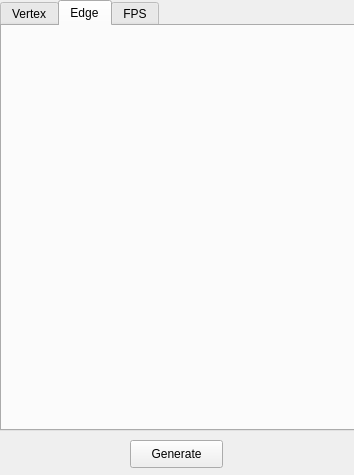
This is resource/gui/RealTimeDialog.ui in dthung1602/NetworkVisualization as Qt 5 draws it before an edit. The edited form follows.
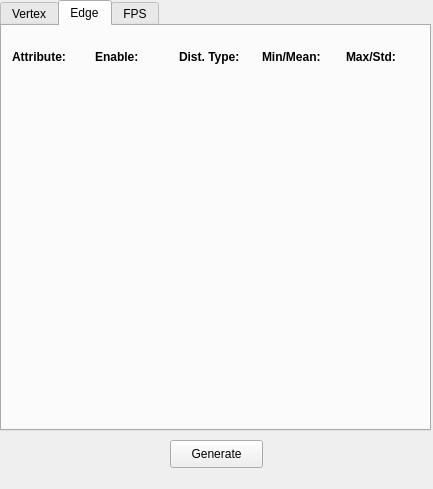
This is the edited form. The open tabs and pages were chosen to show the change.

Patch:
```diff
--- a/resource/gui/RealTimeDialog.ui
+++ b/resource/gui/RealTimeDialog.ui
@@ -6,8 +6,8 @@
    <rect>
     <x>0</x>
     <y>0</y>
-    <width>354</width>
-    <height>475</height>
+    <width>433</width>
+    <height>489</height>
    </rect>
   </property>
   <property name="windowTitle">
@@ -18,7 +18,7 @@
     <rect>
      <x>0</x>
      <y>0</y>
-     <width>361</width>
+     <width>431</width>
      <height>431</height>
     </rect>
    </property>
@@ -45,6 +45,94 @@
     <attribute name="title">
      <string>Edge</string>
     </attribute>
+    <widget class="QWidget" name="gridLayoutWidget_4">
+     <property name="geometry">
+      <rect>
+       <x>10</x>
+       <y>50</y>
+       <width>411</width>
+       <height>351</height>
+      </rect>
+     </property>
+     <layout class="QGridLayout" name="edgeGridLayout"/>
+    </widget>
+    <widget class="QWidget" name="horizontalLayoutWidget_2">
+     <property name="geometry">
+      <rect>
+       <x>10</x>
+       <y>10</y>
+       <width>411</width>
+       <height>41</height>
+      </rect>
+     </property>
+     <layout class="QHBoxLayout" name="horizontalLayout_2">
+      <item>
+       <widget class="QLabel" name="label_7">
+        <property name="font">
+         <font>
+          <weight>75</weight>
+          <bold>true</bold>
+         </font>
+        </property>
+        <property name="text">
+         <string>Attribute:</string>
+        </property>
+       </widget>
+      </item>
+      <item>
+       <widget class="QLabel" name="label_8">
+        <property name="font">
+         <font>
+          <weight>75</weight>
+          <bold>true</bold>
+         </font>
+        </property>
+        <property name="text">
+         <string>Enable:</string>
+        </property>
+       </widget>
+      </item>
+      <item>
+       <widget class="QLabel" name="label_9">
+        <property name="font">
+         <font>
+          <weight>75</weight>
+          <bold>true</bold>
+         </font>
+        </property>
+        <property name="text">
+         <string>Dist. Type:</string>
+        </property>
+       </widget>
+      </item>
+      <item>
+       <widget class="QLabel" name="label_10">
+        <property name="font">
+         <font>
+          <weight>75</weight>
+          <bold>true</bold>
+         </font>
+        </property>
+        <property name="text">
+         <string>Min/Mean:</string>
+        </property>
+       </widget>
+      </item>
+      <item>
+       <widget class="QLabel" name="label_11">
+        <property name="font">
+         <font>
+          <weight>75</weight>
+          <bold>true</bold>
+         </font>
+        </property>
+        <property name="text">
+         <string>Max/Std:</string>
+        </property>
+       </widget>
+      </item>
+     </layout>
+    </widget>
    </widget>
    <widget class="QWidget" name="tab">
     <attribute name="title">
@@ -81,7 +169,7 @@
   <widget class="QPushButton" name="generate_btn">
    <property name="geometry">
     <rect>
-     <x>130</x>
+     <x>170</x>
      <y>440</y>
      <width>93</width>
      <height>28</height>
```
Left out of the diff: 90 changed lines with no effect on the pictures.
